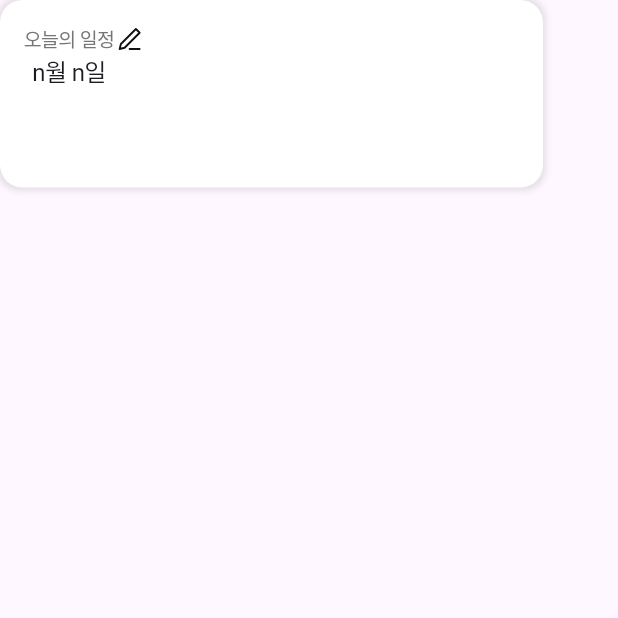
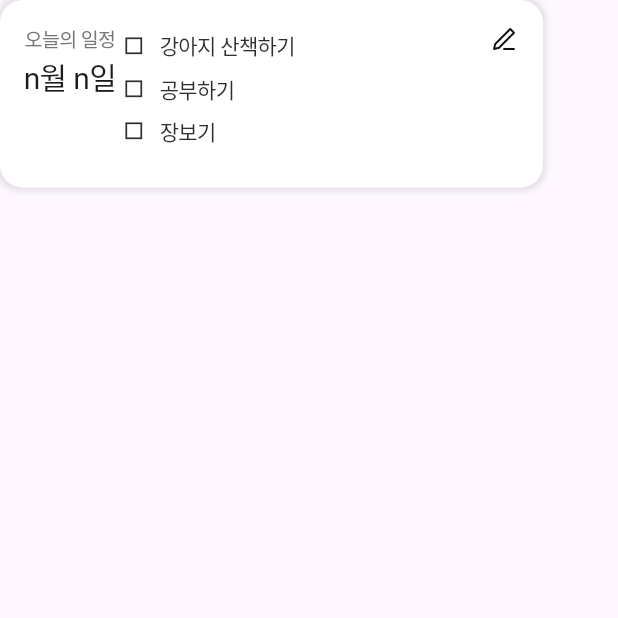
Before and after one commit to itsTimePlanear/planear, a Flutter app: the screen it shows after launch, on a phone screen of 412 x 824 dp, the top half of it. Run offline on Flutter 3.47's test engine with Material 3 defaults, Android fonts, the phone set to English and light mode, and no system bars; our stand-ins replace carousel_slider, flutter_riverpod, flutter_secure_storage, flutter_svg, flutter_svg_provider, gap and 4 more; Roboto replaces fonts that are missing (PretendardRegular, PretendardSemi).

Commit message:
todo 목록 listview

```diff
--- a/lib/widgets/state_message_todo.dart
+++ b/lib/widgets/state_message_todo.dart
@@ -2,6 +2,7 @@ import 'package:flutter/material.dart';
 import 'package:flutter_svg/flutter_svg.dart';
 import 'package:planear/theme/colors.dart';
 import 'package:planear/theme/font_styles.dart';
+import 'package:planear/widgets/todo_box.dart';
 
 class StateMessageTodo extends StatelessWidget{
 
@@ -33,9 +34,10 @@ class StateMessageTodo extends StatelessWidget{
           Column(
             children: [
             Text("오늘의 일정", style: FontStyles.CommentCard.copyWith(color: AppColors.sub_black)),
-            Text("n월 n일", style: FontStyles.Schedule)
+            Text("n월 n일", style: FontStyles.Headline)
         ],
           ),
+        Flexible(child: TodoBox()),
         GestureDetector(
               child: SvgPicture.asset("assets/icons/comment_pencil.svg"))
         ]
--- /dev/null
+++ b/lib/widgets/todo.dart
@@ -0,0 +1,26 @@
+import 'package:riverpod/riverpod.dart';
+
+class Todo {
+  final String _title;
+  Todo(this._title);
+
+  String get title => _title;
+}
+
+class TodoModel {
+  List<Todo> todos = <Todo>[];
+  int get count => todos.length;
+  TodoModel({required this.todos});
+}
+
+//final todoModelStateProvider = StateProvider((ref) => TodoModel(todos: []));
+
+final todoModelStateProvider = StateProvider((ref) => TodoModel(todos: [
+      Todo("강아지 산책하기"),
+      Todo("공부하기"),
+      Todo("장보기"),
+      Todo("장보기"),
+      Todo("장보기"),
+      Todo("장보기"),
+      Todo("장보기"),
+    ]));
--- /dev/null
+++ b/lib/widgets/todo_box.dart
@@ -0,0 +1,63 @@
+import 'package:flutter/material.dart';
+import 'package:flutter/src/widgets/framework.dart';
+import 'package:hooks_riverpod/hooks_riverpod.dart';
+import 'package:planear/theme/colors.dart';
+import 'package:planear/theme/font_styles.dart';
+import 'package:planear/widgets/todo.dart';
+
+class TodoCard extends StatelessWidget {
+  final String todoText;
+
+  const TodoCard({
+    super.key,
+    required this.todoText,
+  });
+
+  @override
+  Widget build(BuildContext context) {
+    return GestureDetector(
+      child: SizedBox(
+        //height: 20,
+        child: Card(
+          elevation: 0,
+          color: Colors.transparent,
+          child: Row(
+            children: [
+              const Icon(
+                Icons.check_box_outline_blank_sharp,
+                size: 15,
+                color: AppColors.main1,
+              ),
+              SizedBox(width: 10,),
+              Expanded(
+                child: Text(
+                  todoText,
+                  style: FontStyles.Main.copyWith(color: AppColors.main1),
+                ),
+              ),
+              ],
+          ),
+        ),
+      ),
+    );
+  }
+}
+
+class TodoBox extends ConsumerWidget {
+  const TodoBox({Key? key}) : super(key: key);
+
+  @override
+  Widget build(BuildContext context, WidgetRef ref) {
+    final state = ref.watch(todoModelStateProvider);
+
+    return ListView.builder(
+      padding: EdgeInsets.zero,
+         shrinkWrap: true,
+        itemCount: state.count,
+        scrollDirection: Axis.vertical,
+        itemBuilder: (BuildContext context, int index) {
+          return TodoCard(todoText: state.todos[index].title);
+        },
+      );
+  }
+}
```
